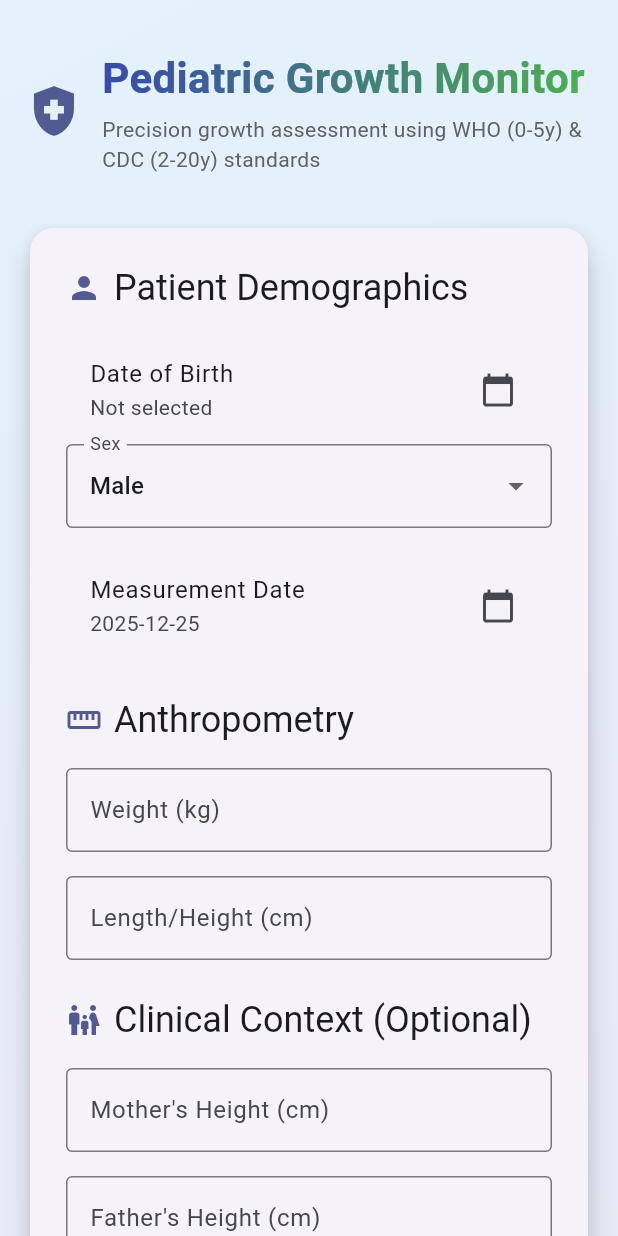
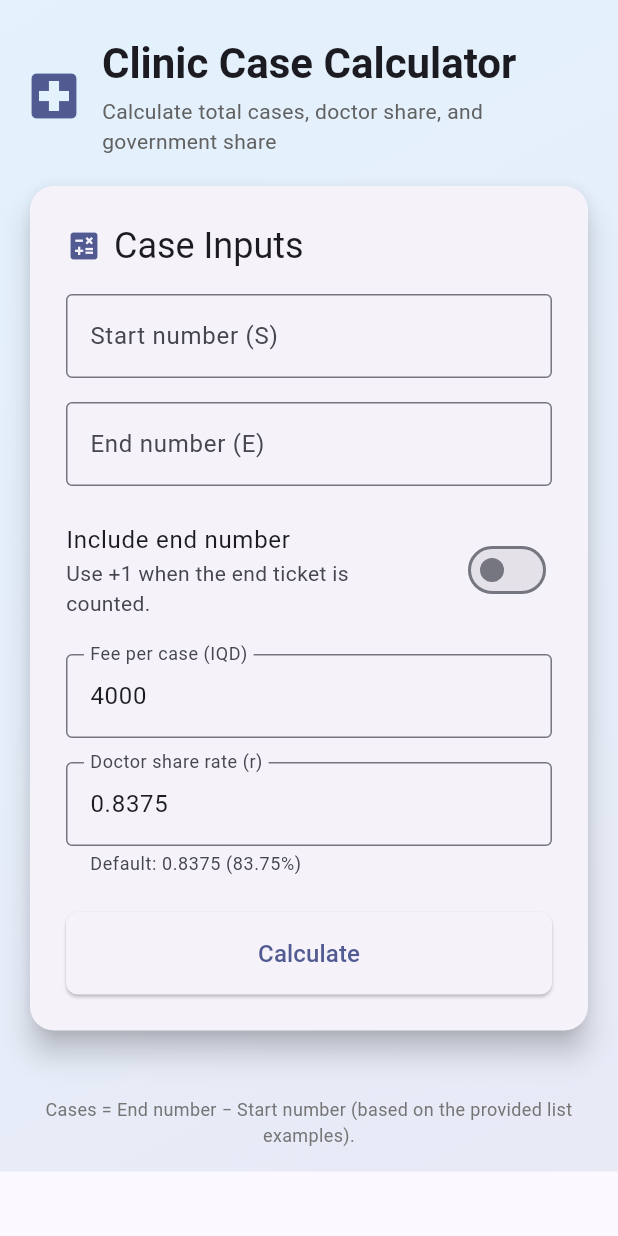
Before and after one commit to lapzerin82-ux/BasharGrowth-AI, a Flutter app: the screen it shows after launch, on a phone screen of 412 x 824 dp. Run offline on Flutter 3.47's test engine with Material 3 defaults, Android fonts, the phone set to English and light mode, and no system bars.

Commit message:
Add end-number toggle for case counting

```diff
--- a/lib/main.dart
+++ b/lib/main.dart
@@ -1,104 +1,80 @@
 import 'package:flutter/material.dart';
-import 'input_form.dart';
-import 'result_summary.dart';
-import 'growth_calculations.dart';
-import 'growth_standards.dart';
 
 void main() {
-  runApp(const MyApp());
+  runApp(const CaseCalculatorApp());
 }
 
-class MyApp extends StatelessWidget {
-  const MyApp({Key? key}) : super(key: key);
+class CaseCalculatorApp extends StatelessWidget {
+  const CaseCalculatorApp({Key? key}) : super(key: key);
 
   @override
   Widget build(BuildContext context) {
     return MaterialApp(
-      title: 'Pediatric Growth Monitor',
+      title: 'Clinic Case Calculator',
       debugShowCheckedModeBanner: false,
       theme: ThemeData(
-        primarySwatch: Colors.indigo,
-        brightness: Brightness.light,
         useMaterial3: true,
         colorScheme: ColorScheme.fromSeed(
           seedColor: Colors.indigo,
           brightness: Brightness.light,
         ),
       ),
-      home: const GrowthMonitorHome(),
+      home: const CaseCalculatorHome(),
     );
   }
 }
 
-class GrowthMonitorHome extends StatefulWidget {
-  const GrowthMonitorHome({Key? key}) : super(key: key);
+class CaseCalculatorHome extends StatefulWidget {
+  const CaseCalculatorHome({Key? key}) : super(key: key);
 
   @override
-  State<GrowthMonitorHome> createState() => _GrowthMonitorHomeState();
+  State<CaseCalculatorHome> createState() => _CaseCalculatorHomeState();
 }
 
-class _GrowthMonitorHomeState extends State<GrowthMonitorHome> {
-  List<GrowthResultData> results = [];
-  Map<String, double>? mph;
-  Map<String, dynamic>? boneAgeResult;
+class _CaseCalculatorHomeState extends State<CaseCalculatorHome> {
+  final _formKey = GlobalKey<FormState>();
+  final TextEditingController _startController = TextEditingController();
+  final TextEditingController _endController = TextEditingController();
+  final TextEditingController _feeController =
+      TextEditingController(text: '4000');
+  final TextEditingController _doctorRateController =
+      TextEditingController(text: '0.8375');
+  bool _includeEndNumber = false;
 
-  void _handleCalculate(PatientData data) {
-    final ageMonths = calculateAgeMonths(data.dob!, data.measurementDate);
-    final newResults = <GrowthResultData>[];
+  int? _cases;
+  double? _totalFees;
+  double? _doctorShare;
+  double? _governmentShare;
 
-    // 1. Weight for Age
-    final wfaData = getRelevantDataset(data.sex, 'weight', ageMonths);
-    final wfaDataset = wfaData['dataset'] as List<LMSDataPoint>;
+  @override
+  void dispose() {
+    _startController.dispose();
+    _endController.dispose();
+    _feeController.dispose();
+    _doctorRateController.dispose();
+    super.dispose();
+  }
 
-    if (wfaDataset.isNotEmpty) {
-      final lms = getLMSForAge(wfaDataset, ageMonths);
-      if (lms != null && data.weight != null) {
-        final z = calculateZScore(data.weight!, lms);
-        final p = calculatePercentile(z);
-        newResults.add(GrowthResultData(
-          measure: 'Weight-for-Age',
-          value: data.weight!,
-          zScore: z,
-          percentile: p,
-          classification: interpretWeightForAge(z),
-          standard: wfaData['standardName'] as String,
-        ));
-      }
+  void _calculate() {
+    if (!_formKey.currentState!.validate()) {
+      return;
     }
 
-    // 2. BMI (if >= 2y)
-    if (ageMonths >= 24 && data.height != null && data.weight != null && data.height! > 0) {
-      final bmi = calculateBMI(data.weight!, data.height!);
-      newResults.add(GrowthResultData(
-        measure: 'BMI',
-        value: bmi,
-        zScore: null,
-        percentile: null,
-        classification: 'Data Required',
-        standard: 'CDC BMI',
-      ));
-    }
+    final start = int.parse(_startController.text.trim());
+    final end = int.parse(_endController.text.trim());
+    final fee = double.parse(_feeController.text.trim());
+    final doctorRate = double.parse(_doctorRateController.text.trim());
+
+    final cases = end - start + (_includeEndNumber ? 1 : 0);
+    final totalFees = cases * fee;
+    final doctorShare = totalFees * doctorRate;
+    final governmentShare = totalFees - doctorShare;
 
     setState(() {
-      results = newResults;
-
-      // MPH
-      if (data.motherHeight != null && data.fatherHeight != null) {
-        mph = calculateMidParentalHeight(
-          data.motherHeight!,
-          data.fatherHeight!,
-          data.sex,
-        );
-      } else {
-        mph = null;
-      }
-
-      // Bone Age
-      if (data.boneAgeMonths != null) {
-        boneAgeResult = analyzeBoneAge(ageMonths, data.boneAgeMonths);
-      } else {
-        boneAgeResult = null;
-      }
+      _cases = cases;
+      _totalFees = totalFees;
+      _doctorShare = doctorShare;
+      _governmentShare = governmentShare;
     });
   }
 
@@ -118,72 +94,22 @@
         ),
         child: SafeArea(
           child: SingleChildScrollView(
-            padding: const EdgeInsets.all(16.0),
+            padding: const EdgeInsets.all(16),
             child: Column(
               crossAxisAlignment: CrossAxisAlignment.start,
               children: [
-                // Header
-                Container(
-                  padding: const EdgeInsets.symmetric(vertical: 16),
-                  child: Column(
-                    crossAxisAlignment: CrossAxisAlignment.start,
-                    children: [
-                      Row(
-                        children: [
-                          Icon(Icons.health_and_safety, size: 40, color: Theme.of(context).primaryColor),
-                          const SizedBox(width: 12),
-                          Expanded(
-                            child: Column(
-                              crossAxisAlignment: CrossAxisAlignment.start,
-                              children: [
-                                ShaderMask(
-                                  shaderCallback: (bounds) => LinearGradient(
-                                    colors: [Colors.indigo.shade600, Colors.green.shade500],
-                                  ).createShader(bounds),
-                                  child: const Text(
-                                    'Pediatric Growth Monitor',
-                                    style: TextStyle(
-                                      fontSize: 28,
-                                      fontWeight: FontWeight.bold,
-                                      color: Colors.white,
-                                    ),
-                                  ),
-                                ),
-                                const SizedBox(height: 4),
-                                Text(
-                                  'Precision growth assessment using WHO (0-5y) & CDC (2-20y) standards',
-                                  style: TextStyle(fontSize: 14, color: Colors.grey.shade700),
-                                ),
-                              ],
-                            ),
-                          ),
-                        ],
-                      ),
-                    ],
-                  ),
-                ),
-
+                const SizedBox(height: 8),
+                _Header(),
                 const SizedBox(height: 16),
-
-                // Input Form
-                InputForm(onCalculate: _handleCalculate),
-
+                _buildFormCard(context),
                 const SizedBox(height: 16),
-
-                // Results
-                if (results.isNotEmpty)
-                  ResultSummary(
-                    results: results,
-                    mph: mph,
-                    boneAgeAnalysis: boneAgeResult,
-                  ),
-
+                if (_cases != null) _buildResultsCard(context),
                 const SizedBox(height: 24),
-
-                // Disclaimer
                 Center(
                   child: Text(
-                    'Disclaimer: This tool is for clinical decision support only.\nValidate all findings with clinical judgment.',
+                    _includeEndNumber
+                        ? 'Cases = End number − Start number + 1.'
+                        : 'Cases = End number − Start number (based on the provided list examples).',
                     textAlign: TextAlign.center,
                     style: TextStyle(fontSize: 12, color: Colors.grey.shade600),
                   ),
@@ -195,4 +121,234 @@
       ),
     );
   }
+
+  Widget _buildFormCard(BuildContext context) {
+    return Card(
+      elevation: 8,
+      shape: RoundedRectangleBorder(borderRadius: BorderRadius.circular(16)),
+      child: Padding(
+        padding: const EdgeInsets.all(24),
+        child: Form(
+          key: _formKey,
+          child: Column(
+            crossAxisAlignment: CrossAxisAlignment.start,
+            children: [
+              Row(
+                children: [
+                  Icon(Icons.calculate, color: Theme.of(context).primaryColor),
+                  const SizedBox(width: 8),
+                  Text('Case Inputs',
+                      style: Theme.of(context).textTheme.headlineSmall),
+                ],
+              ),
+              const SizedBox(height: 16),
+              TextFormField(
+                controller: _startController,
+                decoration: const InputDecoration(
+                  labelText: 'Start number (S)',
+                  border: OutlineInputBorder(),
+                ),
+                keyboardType: TextInputType.number,
+                validator: (value) {
+                  if (value == null || value.trim().isEmpty) {
+                    return 'Enter a start number';
+                  }
+                  if (int.tryParse(value.trim()) == null) {
+                    return 'Start number must be an integer';
+                  }
+                  return null;
+                },
+              ),
+              const SizedBox(height: 16),
+              TextFormField(
+                controller: _endController,
+                decoration: const InputDecoration(
+                  labelText: 'End number (E)',
+                  border: OutlineInputBorder(),
+                ),
+                keyboardType: TextInputType.number,
+                validator: (value) {
+                  if (value == null || value.trim().isEmpty) {
+                    return 'Enter an end number';
+                  }
+                  final end = int.tryParse(value.trim());
+                  if (end == null) {
+                    return 'End number must be an integer';
+                  }
+                  final start = int.tryParse(_startController.text.trim());
+                  if (start != null && end < start) {
+                    return 'End number must be greater than start';
+                  }
+                  return null;
+                },
+              ),
+              const SizedBox(height: 16),
+              SwitchListTile(
+                contentPadding: EdgeInsets.zero,
+                title: const Text('Include end number'),
+                subtitle: const Text('Use +1 when the end ticket is counted.'),
+                value: _includeEndNumber,
+                onChanged: (value) {
+                  setState(() {
+                    _includeEndNumber = value;
+                  });
+                },
+              ),
+              const SizedBox(height: 16),
+              TextFormField(
+                controller: _feeController,
+                decoration: const InputDecoration(
+                  labelText: 'Fee per case (IQD)',
+                  border: OutlineInputBorder(),
+                ),
+                keyboardType: TextInputType.number,
+                validator: (value) {
+                  if (value == null || value.trim().isEmpty) {
+                    return 'Enter the fee per case';
+                  }
+                  if (double.tryParse(value.trim()) == null) {
+                    return 'Fee must be a number';
+                  }
+                  return null;
+                },
+              ),
+              const SizedBox(height: 16),
+              TextFormField(
+                controller: _doctorRateController,
+                decoration: const InputDecoration(
+                  labelText: 'Doctor share rate (r)',
+                  border: OutlineInputBorder(),
+                  helperText: 'Default: 0.8375 (83.75%)',
+                ),
+                keyboardType: TextInputType.number,
+                validator: (value) {
+                  if (value == null || value.trim().isEmpty) {
+                    return 'Enter the doctor share rate';
+                  }
+                  final rate = double.tryParse(value.trim());
+                  if (rate == null) {
+                    return 'Rate must be a number';
+                  }
+                  if (rate < 0 || rate > 1) {
+                    return 'Rate must be between 0 and 1';
+                  }
+                  return null;
+                },
+              ),
+              const SizedBox(height: 24),
+              SizedBox(
+                width: double.infinity,
+                child: ElevatedButton(
+                  onPressed: _calculate,
+                  style: ElevatedButton.styleFrom(
+                    padding: const EdgeInsets.symmetric(vertical: 16),
+                    shape: RoundedRectangleBorder(
+                      borderRadius: BorderRadius.circular(8),
+                    ),
+                  ),
+                  child: const Text('Calculate',
+                      style: TextStyle(fontSize: 16)),
+                ),
+              ),
+            ],
+          ),
+        ),
+      ),
+    );
+  }
+
+  Widget _buildResultsCard(BuildContext context) {
+    final doctorRate = double.parse(_doctorRateController.text.trim());
+    final governmentRate = 1 - doctorRate;
+
+    return Card(
+      elevation: 8,
+      shape: RoundedRectangleBorder(borderRadius: BorderRadius.circular(16)),
+      child: Padding(
+        padding: const EdgeInsets.all(24),
+        child: Column(
+          crossAxisAlignment: CrossAxisAlignment.start,
+          children: [
+            Text('Results', style: Theme.of(context).textTheme.headlineSmall),
+            const SizedBox(height: 16),
+            _ResultRow(label: 'Total cases', value: _cases!.toString()),
+            _ResultRow(
+              label: 'Total fees (IQD)',
+              value: _totalFees!.toStringAsFixed(0),
+            ),
+            _ResultRow(
+              label: 'Doctor share (${(doctorRate * 100).toStringAsFixed(2)}%)',
+              value: _doctorShare!.toStringAsFixed(0),
+            ),
+            _ResultRow(
+              label:
+                  'Government share (${(governmentRate * 100).toStringAsFixed(2)}%)',
+              value: _governmentShare!.toStringAsFixed(0),
+            ),
+          ],
+        ),
+      ),
+    );
+  }
 }
+
+class _Header extends StatelessWidget {
+  @override
+  Widget build(BuildContext context) {
+    return Row(
+      children: [
+        Icon(Icons.local_hospital,
+            size: 40, color: Theme.of(context).primaryColor),
+        const SizedBox(width: 12),
+        Expanded(
+          child: Column(
+            crossAxisAlignment: CrossAxisAlignment.start,
+            children: [
+              Text(
+                'Clinic Case Calculator',
+                style: Theme.of(context).textTheme.headlineMedium?.copyWith(
+                      fontWeight: FontWeight.bold,
+                    ),
+              ),
+              const SizedBox(height: 4),
+              Text(
+                'Calculate total cases, doctor share, and government share',
+                style: TextStyle(fontSize: 14, color: Colors.grey.shade700),
+              ),
+            ],
+          ),
+        ),
+      ],
+    );
+  }
+}
+
+class _ResultRow extends StatelessWidget {
+  final String label;
+  final String value;
+
+  const _ResultRow({required this.label, required this.value});
+
+  @override
+  Widget build(BuildContext context) {
+    return Padding(
+      padding: const EdgeInsets.symmetric(vertical: 8),
+      child: Row(
+        mainAxisAlignment: MainAxisAlignment.spaceBetween,
+        children: [
+          Flexible(
+            child: Text(
+              label,
+              style: const TextStyle(fontSize: 14, fontWeight: FontWeight.w500),
+            ),
+          ),
+          const SizedBox(width: 12),
+          Text(
+            value,
+            style: const TextStyle(fontSize: 14, fontWeight: FontWeight.bold),
+          ),
+        ],
+      ),
+    );
+  }
+}
```
